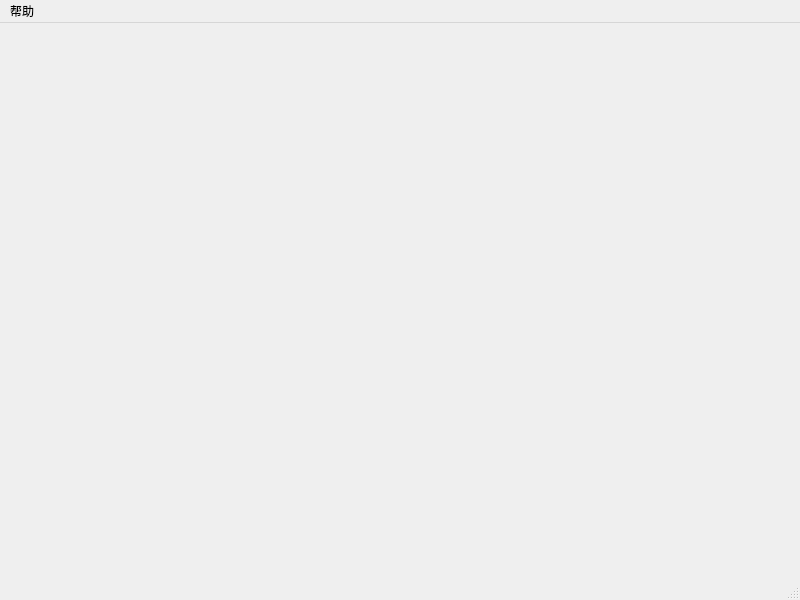
Above: mainwindow.ui from congweiH/yanglegeyang before the change. Below: the same form after it.
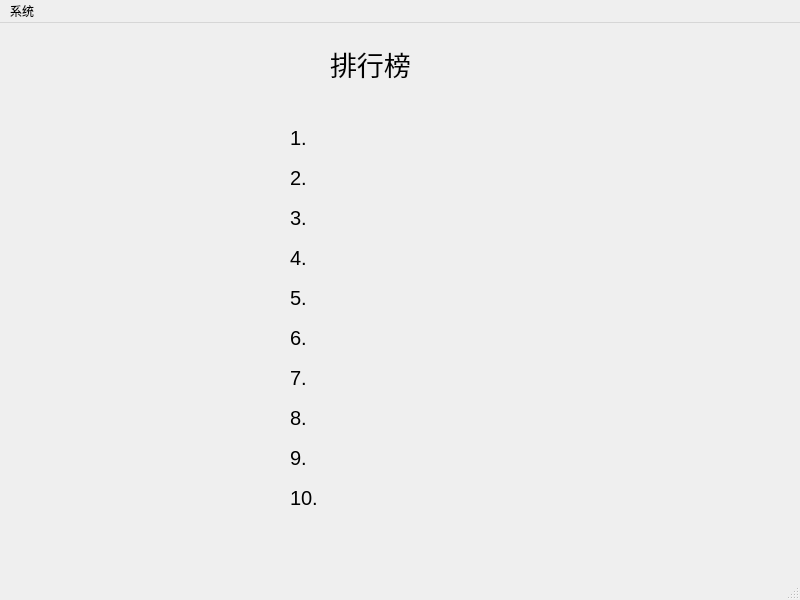
That is the form after the change. The open tabs and pages were chosen to show the change.

```diff
--- a/mainwindow.ui
+++ b/mainwindow.ui
@@ -87,16 +87,201 @@
      <widget class="QLabel" name="label_3">
       <property name="geometry">
        <rect>
-        <x>280</x>
-        <y>120</y>
-        <width>101</width>
-        <height>61</height>
+        <x>330</x>
+        <y>20</y>
+        <width>131</width>
+        <height>41</height>
        </rect>
       </property>
+      <property name="font">
+       <font>
+        <pointsize>20</pointsize>
+       </font>
+      </property>
       <property name="text">
        <string>排行榜</string>
       </property>
      </widget>
+     <widget class="QLabel" name="scorelabel1">
+      <property name="geometry">
+       <rect>
+        <x>290</x>
+        <y>100</y>
+        <width>280</width>
+        <height>30</height>
+       </rect>
+      </property>
+      <property name="font">
+       <font>
+        <pointsize>15</pointsize>
+       </font>
+      </property>
+      <property name="text">
+       <string>1.</string>
+      </property>
+     </widget>
+     <widget class="QLabel" name="scorelabel2">
+      <property name="geometry">
+       <rect>
+        <x>290</x>
+        <y>140</y>
+        <width>280</width>
+        <height>30</height>
+       </rect>
+      </property>
+      <property name="font">
+       <font>
+        <pointsize>15</pointsize>
+       </font>
+      </property>
+      <property name="text">
+       <string>2.</string>
+      </property>
+     </widget>
+     <widget class="QLabel" name="scorelabel3">
+      <property name="geometry">
+       <rect>
+        <x>290</x>
+        <y>180</y>
+        <width>280</width>
+        <height>30</height>
+       </rect>
+      </property>
+      <property name="font">
+       <font>
+        <pointsize>15</pointsize>
+       </font>
+      </property>
+      <property name="text">
+       <string>3.</string>
+      </property>
+     </widget>
+     <widget class="QLabel" name="scorelabel4">
+      <property name="geometry">
+       <rect>
+        <x>290</x>
+        <y>220</y>
+        <width>280</width>
+        <height>30</height>
+       </rect>
+      </property>
+      <property name="font">
+       <font>
+        <pointsize>15</pointsize>
+       </font>
+      </property>
+      <property name="text">
+       <string>4.</string>
+      </property>
+     </widget>
+     <widget class="QLabel" name="scorelabel5">
+      <property name="geometry">
+       <rect>
+        <x>290</x>
+        <y>260</y>
+        <width>280</width>
+        <height>30</height>
+       </rect>
+      </property>
+      <property name="font">
+       <font>
+        <pointsize>15</pointsize>
+       </font>
+      </property>
+      <property name="text">
+       <string>5.</string>
+      </property>
+     </widget>
+     <widget class="QLabel" name="scorelabel6">
+      <property name="geometry">
+       <rect>
+        <x>290</x>
+        <y>300</y>
+        <width>280</width>
+        <height>30</height>
+       </rect>
+      </property>
+      <property name="font">
+       <font>
+        <pointsize>15</pointsize>
+       </font>
+      </property>
+      <property name="text">
+       <string>6.</string>
+      </property>
+     </widget>
+     <widget class="QLabel" name="scorelabel7">
+      <property name="geometry">
+       <rect>
+        <x>290</x>
+        <y>340</y>
+        <width>280</width>
+        <height>30</height>
+       </rect>
+      </property>
+      <property name="font">
+       <font>
+        <pointsize>15</pointsize>
+       </font>
+      </property>
+      <property name="text">
+       <string>7.</string>
+      </property>
+     </widget>
+     <widget class="QLabel" name="scorelabel8">
+      <property name="geometry">
+       <rect>
+        <x>290</x>
+        <y>380</y>
+        <width>280</width>
+        <height>30</height>
+       </rect>
+      </property>
+      <property name="font">
+       <font>
+        <pointsize>15</pointsize>
+       </font>
+      </property>
+      <property name="text">
+       <string>8.</string>
+      </property>
+     </widget>
+     <widget class="QLabel" name="scorelabel9">
+      <property name="geometry">
+       <rect>
+        <x>290</x>
+        <y>420</y>
+        <width>280</width>
+        <height>30</height>
+       </rect>
+      </property>
+      <property name="font">
+       <font>
+        <pointsize>15</pointsize>
+       </font>
+      </property>
+      <property name="text">
+       <string>9.</string>
+      </property>
+     </widget>
+     <widget class="QLabel" name="scorelabel10">
+      <property name="geometry">
+       <rect>
+        <x>290</x>
+        <y>460</y>
+        <width>280</width>
+        <height>30</height>
+       </rect>
+      </property>
+      <property name="font">
+       <font>
+        <pointsize>15</pointsize>
+       </font>
+      </property>
+      <property name="text">
+       <string>10.</string>
+      </property>
+     </widget>
     </widget>
    </widget>
   </widget>
@@ -111,7 +296,7 @@
    </property>
    <widget class="QMenu" name="menu">
     <property name="title">
-     <string>帮助</string>
+     <string>系统</string>
     </property>
    </widget>
    <addaction name="menu"/>
```
Left out of the diff: 16 changed lines with no effect on the pictures.
